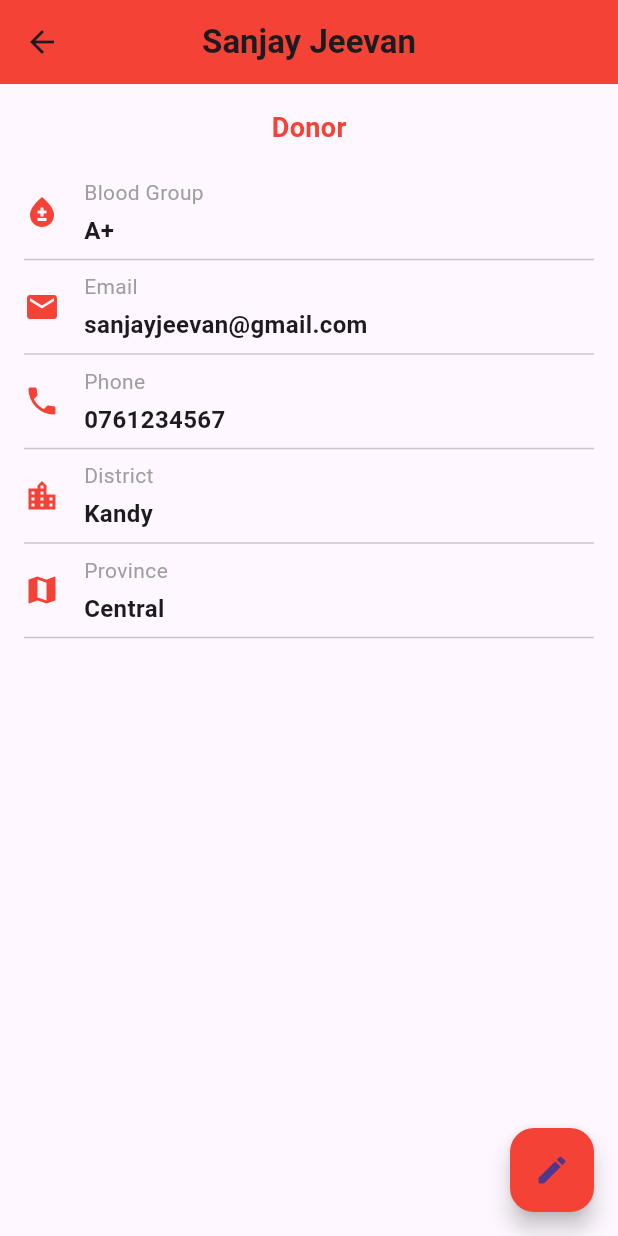
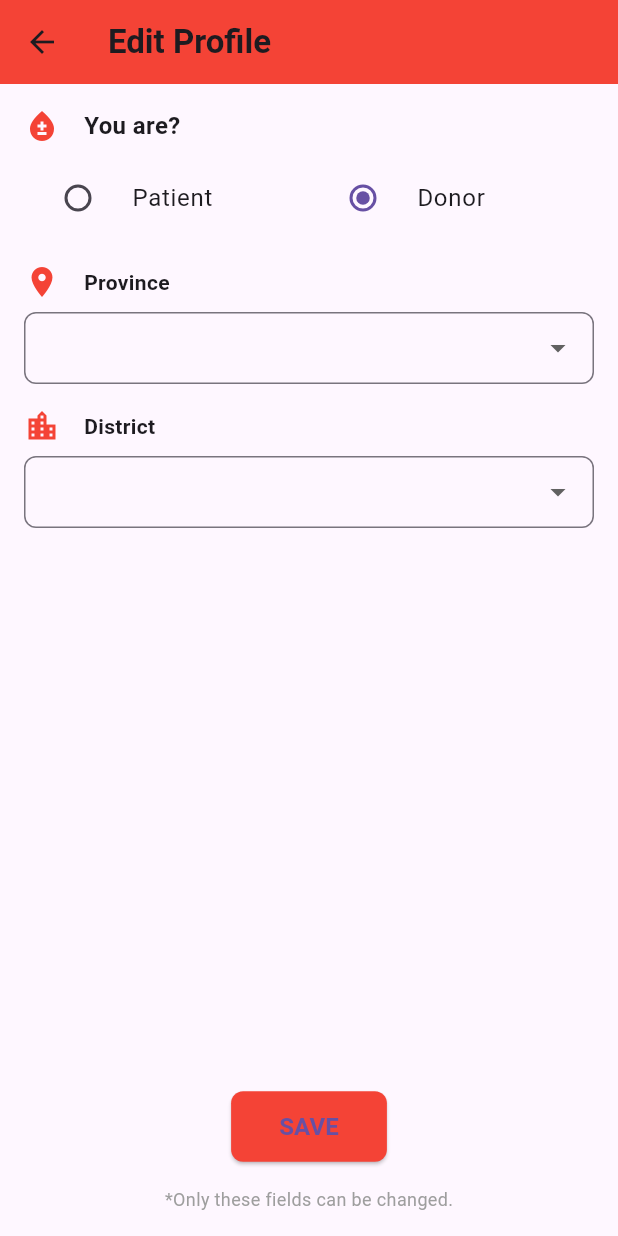
Before and after one commit to ifham21/BloodConnect, a Flutter app: the ProfilePage screen opened directly, after a tap on the "edit" icon, on a phone screen of 412 x 824 dp. Run offline on Flutter 3.47's test engine with Material 3 defaults, Android fonts, the phone set to English and light mode, and no system bars.

Commit message:
Made few changes to page navigation and Added Profile edit page

```diff
--- a/lib/screens/EditProfilePage.dart
+++ b/lib/screens/EditProfilePage.dart
@@ -0,0 +1,206 @@
+import 'package:flutter/material.dart';
+
+class EditProfilePage extends StatefulWidget {
+  @override
+  _EditProfilePageState createState() => _EditProfilePageState();
+}
+
+class _EditProfilePageState extends State<EditProfilePage> {
+  // Temporary variables to store selected options (replace with actual data later)
+  String selectedRole = "Donor"; // Default role
+  String selectedProvince = "Enter your Province";
+  String selectedDistrict = "Enter your District";
+
+  // Sample data for dropdown options
+  final List<String> provinces = ["Central", "Western", "Eastern"];
+  final List<String> districts = ["Kandy", "Colombo", "Jaffna"];
+
+  @override
+  Widget build(BuildContext context) {
+    return Scaffold(
+      appBar: AppBar(
+        backgroundColor: Colors.red,
+        elevation: 0,
+        title: const Text(
+          "Edit Profile",
+          style: TextStyle(fontWeight: FontWeight.bold),
+        ),
+      ),
+      body: Padding(
+        padding: const EdgeInsets.all(16.0),
+        child: Column(
+          crossAxisAlignment: CrossAxisAlignment.start,
+          children: [
+            // Role Selector
+            Row(
+              children: [
+                const Icon(
+                  Icons.bloodtype,
+                  color: Colors.red,
+                ),
+                const SizedBox(width: 16),
+                const Text(
+                  "You are?",
+                  style: TextStyle(
+                    fontSize: 16,
+                    fontWeight: FontWeight.bold,
+                  ),
+                ),
+              ],
+            ),
+            const SizedBox(height: 8),
+            Row(
+              children: [
+                Expanded(
+                  child: RadioListTile<String>(
+                    title: const Text("Patient"),
+                    value: "Patient",
+                    groupValue: selectedRole,
+                    onChanged: (value) {
+                      setState(() {
+                        selectedRole = value!;
+                      });
+                    },
+                  ),
+                ),
+                Expanded(
+                  child: RadioListTile<String>(
+                    title: const Text("Donor"),
+                    value: "Donor",
+                    groupValue: selectedRole,
+                    onChanged: (value) {
+                      setState(() {
+                        selectedRole = value!;
+                      });
+                    },
+                  ),
+                ),
+              ],
+            ),
+            const SizedBox(height: 16),
+
+            // Province Dropdown
+            ProfileDropdown(
+              icon: Icons.location_on,
+              label: "Province",
+              value: selectedProvince,
+              items: provinces,
+              onChanged: (value) {
+                setState(() {
+                  selectedProvince = value!;
+                });
+              },
+            ),
+
+            // District Dropdown
+            ProfileDropdown(
+              icon: Icons.location_city,
+              label: "District",
+              value: selectedDistrict,
+              items: districts,
+              onChanged: (value) {
+                setState(() {
+                  selectedDistrict = value!;
+                });
+              },
+            ),
+
+            const Spacer(),
+
+            // Save Button
+            Center(
+              child: ElevatedButton(
+                onPressed: () {
+                  // Action to save changes
+                  print("Saved: $selectedRole, $selectedProvince, $selectedDistrict");
+                },
+                style: ElevatedButton.styleFrom(
+                  backgroundColor: Colors.red,
+                  padding: const EdgeInsets.symmetric(horizontal: 32, vertical: 12),
+                  shape: RoundedRectangleBorder(
+                    borderRadius: BorderRadius.circular(8),
+                  ),
+                ),
+                child: const Text(
+                  "SAVE",
+                  style: TextStyle(fontSize: 16, fontWeight: FontWeight.bold),
+                ),
+              ),
+            ),
+
+            const SizedBox(height: 16),
+
+            // Disclaimer
+            const Center(
+              child: Text(
+                "*Only these fields can be changed.",
+                style: TextStyle(
+                  fontSize: 12,
+                  color: Colors.grey,
+                ),
+              ),
+            ),
+          ],
+        ),
+      ),
+    );
+  }
+}
+
+// Reusable Dropdown Widget
+class ProfileDropdown extends StatelessWidget {
+  final IconData icon;
+  final String label;
+  final String value;
+  final List<String> items;
+  final ValueChanged<String?> onChanged;
+
+  const ProfileDropdown({
+    Key? key,
+    required this.icon,
+    required this.label,
+    required this.value,
+    required this.items,
+    required this.onChanged,
+  }) : super(key: key);
+
+  @override
+  Widget build(BuildContext context) {
+    return Column(
+      crossAxisAlignment: CrossAxisAlignment.start,
+      children: [
+        Row(
+          children: [
+            Icon(icon, color: Colors.red),
+            const SizedBox(width: 16),
+            Text(
+              label,
+              style: const TextStyle(
+                fontSize: 14,
+                fontWeight: FontWeight.bold,
+              ),
+            ),
+          ],
+        ),
+        const SizedBox(height: 8),
+        DropdownButtonFormField<String>(
+          value: value,
+          items: items.map((String item) {
+            return DropdownMenuItem<String>(
+              value: item,
+              child: Text(item),
+            );
+          }).toList(),
+          onChanged: onChanged,
+          decoration: InputDecoration(
+            border: OutlineInputBorder(
+              borderRadius: BorderRadius.circular(8),
+            ),
+            contentPadding: const EdgeInsets.symmetric(horizontal: 16, vertical: 12),
+          ),
+        ),
+        const SizedBox(height: 16),
+      ],
+    );
+  }
+}
--- a/lib/screens/ProfilePage.dart
+++ b/lib/screens/ProfilePage.dart
@@ -1,3 +1,4 @@
+import 'package:bloodconnect/screens/EditProfilePage.dart';
 import 'package:flutter/material.dart';
 
 class ProfilePage extends StatelessWidget {
@@ -77,6 +78,12 @@ class ProfilePage extends StatelessWidget {
         backgroundColor: Colors.red,
         onPressed: () {
           // Action for editing (navigate to edit screen)
+          Navigator.push(
+            context,
+            MaterialPageRoute(
+              builder: (context) => EditProfilePage(),
+            ),
+          );
         },
         child: const Icon(Icons.edit),
       ),
--- a/lib/screens/login_screen.dart
+++ b/lib/screens/login_screen.dart
@@ -1,3 +1,4 @@
+import 'package:bloodconnect/screens/HomePage.dart';
 import 'package:flutter/material.dart';
 import '../widgets/custom_text_field.dart';
 import 'registration_screen.dart';
@@ -37,6 +38,12 @@ class LoginScreen extends StatelessWidget {
         ElevatedButton(
                 onPressed: () {
             // Handle login action
+                  Navigator.push(
+                    context,
+                    MaterialPageRoute(
+                      builder: (context) => HomePage(),
+                    ),
+                  );
         },
         style: ElevatedButton.styleFrom(
                 backgroundColor: Colors.red,
```
Also changed, not shown: lib/screens/home_screen.dart (+0 -10 lines). Lines whose indentation alone changed are shown as unchanged.
